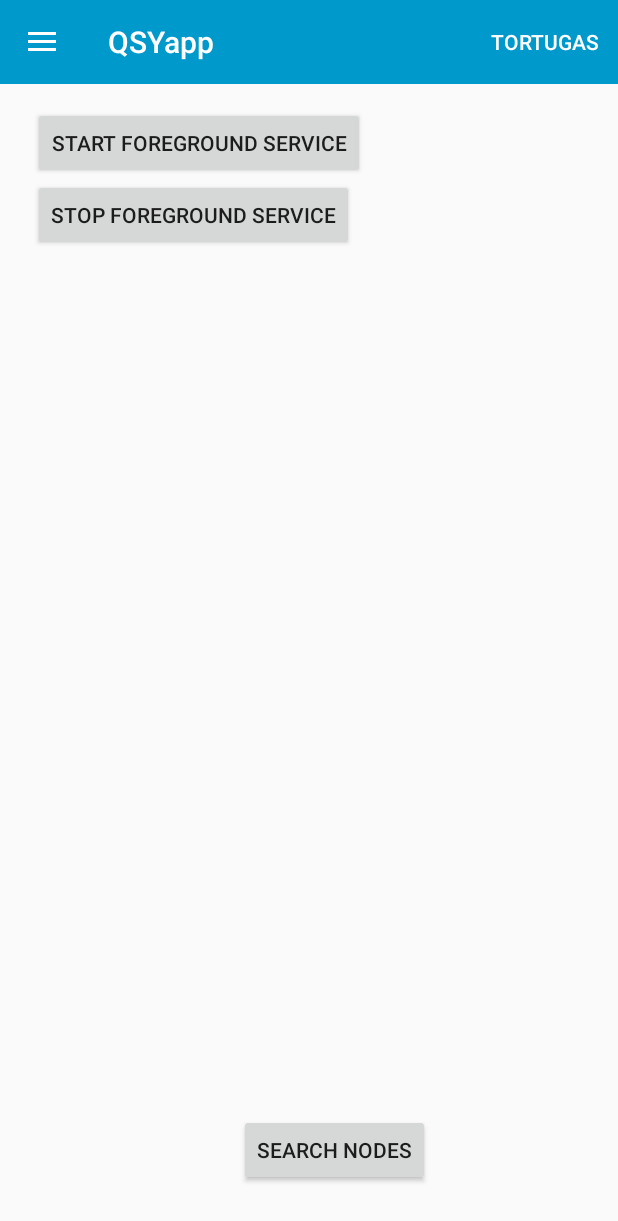
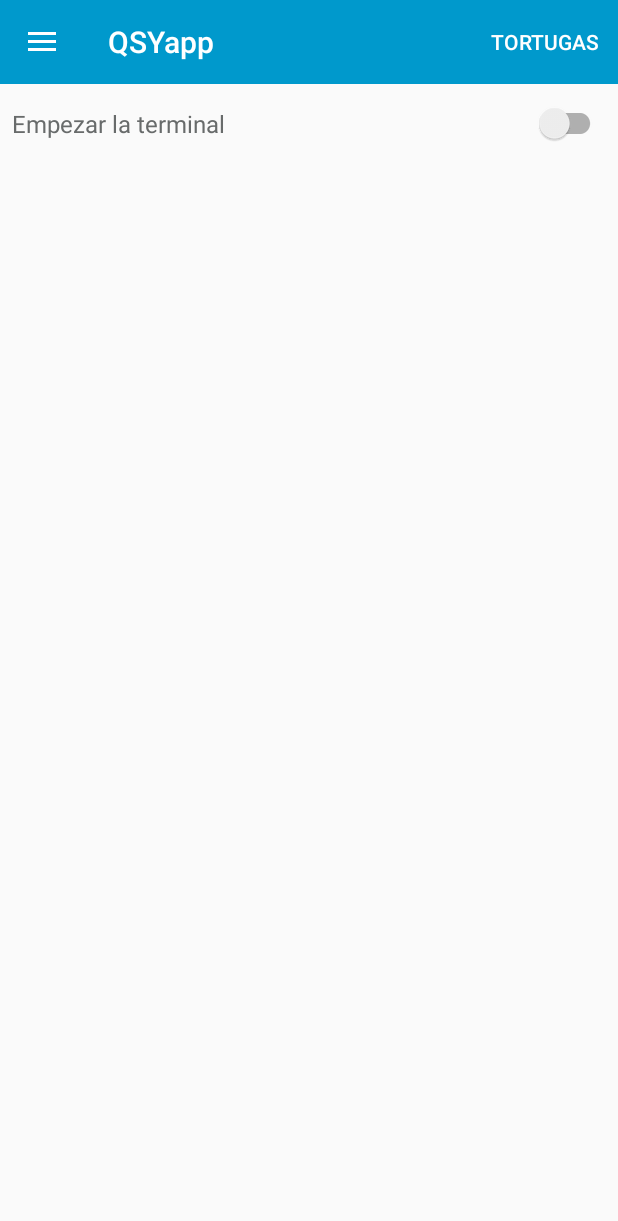
Before and after one commit to QSYdev/qsy-android, an Android app: the screen it shows after launch (MainActivity), after a tap on "TORTUGAS", on a phone screen of 412 x 824 dp. Shown: the top 1221 px of the screen. Run offline under Robolectric (Android 15) with nearby library versions, the phone set to English and light mode, and no system bars; libraries missing offline, so code that uses them is left out: libterminal.lib.node, libterminal.patterns.observer; 2 statements that could not run were skipped.

Commit message:
todavia no funca, problemas de instancias?

```diff
--- a/app/src/main/AndroidManifest.xml
+++ b/app/src/main/AndroidManifest.xml
@@ -15,6 +15,7 @@
         <activity
             android:name="com.qsy.terminal.MainActivity"
             android:label="@string/app_name"
+            android:screenOrientation="portrait"
             android:theme="@style/AppTheme.NoActionBar">
             <intent-filter>
                 <action android:name="android.intent.action.MAIN"/>
--- a/app/src/main/java/com/qsy/terminal/MainActivity.java
+++ b/app/src/main/java/com/qsy/terminal/MainActivity.java
@@ -14,18 +14,18 @@ import android.support.v7.app.AppCompatActivity;
 import android.support.v7.widget.Toolbar;
 import android.view.Menu;
 import android.view.MenuItem;
-import android.view.View;
 import android.widget.Toast;
 
 import com.qsy.terminal.fragments.libterminal.LibterminalFragment;
 import com.qsy.terminal.fragments.executors.PlayerExecutorFragment;
 import com.qsy.terminal.services.LibterminalService;
+import com.qsy.terminal.utils.QSYUtils;
 
-import libterminal.lib.node.Node;
 import libterminal.patterns.observer.Event;
 import libterminal.patterns.observer.EventListener;
 
-public class MainActivity extends AppCompatActivity implements NavigationView.OnNavigationItemSelectedListener, EventListener {
+public class MainActivity extends AppCompatActivity implements NavigationView.OnNavigationItemSelectedListener,
+	EventListener {
 	private ActionBarDrawerToggle mToggle;
 	private DrawerLayout mDrawer;
 	private Toolbar mToolbar;
@@ -50,6 +50,26 @@ public class MainActivity extends AppCompatActivity implements NavigationView.On
 
 		mNavigationView = (NavigationView) findViewById(R.id.nav_view);
 		mNavigationView.setNavigationItemSelectedListener(this);
+
+		final Intent intent = new Intent(MainActivity.this, LibterminalService.class);
+		intent.setAction("on");
+		startService(intent);
+		bindService(intent, mConnection, 0);
+
+		FragmentManager fm = getSupportFragmentManager();
+		LibterminalFragment libterminalFragment = new LibterminalFragment();
+		fm.beginTransaction().replace(R.id.content_main, libterminalFragment).commit();
+	}
+
+	@Override
+	protected void onStart() {
+		super.onStart();
+		QSYUtils.checkWifiEnabled(this);
+	}
+
+	@Override
+	protected void onResume() {
+		super.onResume();
 	}
 
 	@Override
@@ -58,46 +78,16 @@ public class MainActivity extends AppCompatActivity implements NavigationView.On
 		if (libterminalService != null) {
 			try {
 				libterminalService.getTerminal().stop();
-			} catch (InterruptedException e) {
+			} catch (Exception e) {
 				e.printStackTrace();
 			}
 			unbindService(mConnection);
 		}
 	}
 
-	public void startServiceListener(View view) {
-		final Intent intent = new Intent(MainActivity.this, LibterminalService.class);
-		intent.setAction("on");
-		startService(intent);
-		bindService(intent, mConnection, 0);
-	}
-
-	public void stopServiceListener(View view) {
-		final Intent intent = new Intent(MainActivity.this, LibterminalService.class);
-		intent.setAction("off");
-		startService(intent);
-		// TODO: aca hay un pequeño problema. Llamar a stop en la terminal suele tardar mas
-		// de 500ms. El problema es que estamos adentro de un listener, y por las reglas de
-		// android no se puede hacer operaciones(dentro de los listeners y esas cosas) de mas
-		// de 500ms ya que traba a el thread de la UI. Se podria usar un background task
-		// que se encargue de cerrar todos los threads y terminar la terminal, pero nose si
-		// es lo mas apropiado.
-		if (libterminalService != null) {
-			try {
-				libterminalService.getTerminal().stop();
-			} catch (InterruptedException e) {
-				e.printStackTrace();
-			}
-		}
-
-	}
-
-	public void searchNodesListener(View view) {
-		if (libterminalService != null) {
-			libterminalService.getTerminal().startNodesSearch();
-		} else {
-			Toast.makeText(MainActivity.this, "Aun no se ha enlazado con la terminal", Toast.LENGTH_LONG).show();
-		}
+	@Override
+	protected void onPause() {
+		super.onPause();
 	}
 
 	@Override
@@ -120,7 +110,8 @@ public class MainActivity extends AppCompatActivity implements NavigationView.On
 		int id = item.getItemId();
 		FragmentManager fm = getSupportFragmentManager();
 		if (id == R.id.action_nodes) {
-			LibterminalFragment libterminalFragment = new LibterminalFragment(this);
+			LibterminalFragment libterminalFragment =
+				LibterminalFragment.newInstance(libterminalService);
 			fm.beginTransaction().replace(R.id.content_main,
 				libterminalFragment).commit();
 		}
@@ -143,7 +134,9 @@ public class MainActivity extends AppCompatActivity implements NavigationView.On
 						Toast.LENGTH_SHORT).show();
 					break;
 				}
-				PlayerExecutorFragment playerExecutorFragment = new PlayerExecutorFragment(libterminalService);
+				PlayerExecutorFragment playerExecutorFragment =
+					PlayerExecutorFragment.newInstance(libterminalService);
+
 				fm.beginTransaction().replace(R.id.content_main,
 					playerExecutorFragment).commit();
 				break;
@@ -155,30 +148,8 @@ public class MainActivity extends AppCompatActivity implements NavigationView.On
 
 	@Override
 	public void receiveEvent(final Event event) {
-		runOnUiThread(new Runnable() {
-			@Override
-			public void run() {
-				switch (event.getEventType()) {
-					case newNode:
-						Node newNode = (Node) event.getContent();
-						Toast.makeText(
-							getApplicationContext(),
-							getString(R.string.newNode, newNode.getNodeId()),
-							Toast.LENGTH_SHORT)
-							.show();
-						break;
-					case disconnectedNode:
-						Node disconnectedNode = (Node) event.getContent();
-						Toast.makeText(
-							getApplicationContext(),
-							getString(R.string.disconnectedNode, disconnectedNode.getNodeId()),
-							Toast.LENGTH_SHORT)
-							.show();
+	}
 
-				}
-			}
-		});
-	}
 
 	private final class MainActivityConnection implements ServiceConnection {
 
@@ -186,7 +157,10 @@ public class MainActivity extends AppCompatActivity implements NavigationView.On
 		public void onServiceConnected(final ComponentName componentName, final IBinder iBinder) {
 			LibterminalService.LocalBinder binder = (LibterminalService.LocalBinder) iBinder;
 			libterminalService = (LibterminalService) binder.getService();
-			libterminalService.getTerminal().addListener(MainActivity.this);
+			FragmentManager fm = getSupportFragmentManager();
+			LibterminalFragment libterminalFragment =
+				(LibterminalFragment) fm.findFragmentById(R.id.content_main);
+			libterminalFragment.setLibterminalService(libterminalService);
 			Toast.makeText(MainActivity.this, "Se ha enlazado con la terminal", Toast.LENGTH_LONG).show();
 		}
 
@@ -194,10 +168,9 @@ public class MainActivity extends AppCompatActivity implements NavigationView.On
 		public void onServiceDisconnected(final ComponentName componentName) {
 			try {
 				libterminalService.getTerminal().stop();
-			} catch (InterruptedException e) {
+			} catch (Exception e) {
 				e.printStackTrace();
 			}
-			libterminalService.getTerminal().removeListener(MainActivity.this);
 			libterminalService = null;
 			Toast.makeText(MainActivity.this, "Se ha desenlazado de la terminal", Toast.LENGTH_LONG).show();
 		}
--- a/app/src/main/java/com/qsy/terminal/fragments/libterminal/LibterminalFragment.java
+++ b/app/src/main/java/com/qsy/terminal/fragments/libterminal/LibterminalFragment.java
@@ -1,85 +1,129 @@
 package com.qsy.terminal.fragments.libterminal;
 
-import android.annotation.SuppressLint;
-import android.content.DialogInterface;
-import android.content.Intent;
-import android.net.wifi.WifiManager;
 import android.os.Bundle;
-import android.provider.Settings;
 import android.support.annotation.Nullable;
 import android.support.v4.app.Fragment;
-import android.support.v7.app.AlertDialog;
+import android.support.v7.widget.SwitchCompat;
 import android.view.LayoutInflater;
 import android.view.View;
 import android.view.ViewGroup;
-import android.widget.Button;
+import android.widget.CompoundButton;
+import android.widget.Toast;
 
-import com.qsy.terminal.MainActivity;
 import com.qsy.terminal.R;
+import com.qsy.terminal.services.LibterminalService;
+import com.qsy.terminal.utils.QSYUtils;
 
-import static android.content.Context.WIFI_SERVICE;
+import java.io.IOException;
 
-public class LibterminalFragment extends Fragment {
-	private Button mStartServiceButton;
-	private Button mStopServiceButton;
-	private Button mSearchNodesButton;
+import libterminal.lib.node.Node;
+import libterminal.patterns.observer.Event;
+import libterminal.patterns.observer.EventListener;
 
-	private MainActivity mActivity;
+public class LibterminalFragment extends Fragment implements EventListener {
+	private SwitchCompat mLibterminalStartStopSW;
+	private LibterminalService mLibterminalService;
 
-	public LibterminalFragment() {
-		super();
+	public static LibterminalFragment newInstance(LibterminalService libterminalService) {
+		LibterminalFragment libterminalFragment = new LibterminalFragment();
+		libterminalFragment.setLibterminalService(libterminalService);
+		return libterminalFragment;
 	}
 
-	@SuppressLint("ValidFragment")
-	public LibterminalFragment(MainActivity activity) {
-		super();
-		mActivity = activity;
+	public void setLibterminalService(LibterminalService libterminalService) {
+		this.mLibterminalService = libterminalService;
 	}
 
 	@Nullable
 	@Override
-	public View onCreateView(LayoutInflater inflater, @Nullable ViewGroup container, @Nullable Bundle savedInstanceState) {
+	public View onCreateView(LayoutInflater inflater, @Nullable ViewGroup container, @Nullable final Bundle savedInstanceState) {
 		View rootView = inflater.inflate(R.layout.libterminal_connection, container, false);
 
-		mStartServiceButton = (Button) rootView.findViewById(R.id.startForegroundService);
-		mStartServiceButton.setOnClickListener(new View.OnClickListener() {
+		mLibterminalStartStopSW = (SwitchCompat) rootView.findViewById(R.id.libterminal_start_sw);
+		setupSwitchCompatListener();
+		return rootView;
+	}
+
+	@Override
+	public void onStart() {
+		super.onStart();
+		QSYUtils.checkWifiEnabled(getContext().getApplicationContext());
+	}
+
+	@Override
+	public void onResume() {
+		super.onResume();
+		if(mLibterminalService != null && mLibterminalService.getTerminal() != null) {
+			mLibterminalStartStopSW.setChecked(mLibterminalService.getTerminal().isUp());
+		}
+		setupSwitchCompatListener();
+	}
+
+	private void setupSwitchCompatListener() {
+		mLibterminalStartStopSW.setOnCheckedChangeListener(new CompoundButton.OnCheckedChangeListener() {
 			@Override
-			public void onClick(View view) {
-				mActivity.startServiceListener(view);
+			public void onCheckedChanged(CompoundButton buttonView, boolean isChecked) {
+				if (isChecked) {
+					if (mLibterminalService != null) {
+						try {
+							mLibterminalService.getTerminal().start();
+						} catch (IOException e) {
+							e.printStackTrace();
+						}
+						mLibterminalService.getTerminal().addListener(LibterminalFragment.this);
+						mLibterminalService.getTerminal().startNodesSearch();
+					} else {
+						Toast.makeText(getContext().getApplicationContext(),
+							"Aun no se ha enlazado con la terminal",
+							Toast.LENGTH_LONG).show();
+						buttonView.setChecked(!isChecked);
+					}
+				} else {
+					try {
+						if(mLibterminalService != null) {
+							mLibterminalService.getTerminal()
+								.removeListener(LibterminalFragment.this);
+							mLibterminalService.getTerminal().stop();
+							Toast.makeText(getContext().getApplicationContext(),
+								"Terminal apagada",
+								Toast.LENGTH_SHORT).show();
+						} else {
+							Toast.makeText(getContext().getApplicationContext(),
+								"Aun no se ha enlazado con la terminal",
+								Toast.LENGTH_LONG).show();
+						}
+					} catch (Exception e) {
+						e.printStackTrace();
+					}
+				}
 			}
 		});
+	}
 
-		mStopServiceButton = (Button) rootView.findViewById(R.id.stopForegroundService);
-		mStopServiceButton.setOnClickListener(new View.OnClickListener() {
+	@Override
+	public void receiveEvent(final Event event) {
+		getActivity().runOnUiThread(new Runnable() {
 			@Override
-			public void onClick(View view) {
-				mActivity.stopServiceListener(view);
+			public void run() {
+				switch (event.getEventType()) {
+					case newNode:
+						Node newNode = (Node) event.getContent();
+						Toast.makeText(
+							getContext().getApplicationContext(),
+							getString(R.string.newNode, newNode.getNodeId()),
+							Toast.LENGTH_SHORT)
+							.show();
+						break;
+					case disconnectedNode:
+						Node disconnectedNode = (Node) event.getContent();
+						Toast.makeText(
+							getContext().getApplicationContext(),
+							getString(R.string.disconnectedNode, disconnectedNode.getNodeId()),
+							Toast.LENGTH_SHORT)
+							.show();
+
+				}
 			}
 		});
-
-		mSearchNodesButton = (Button) rootView.findViewById(R.id.searchNodes);
-		mSearchNodesButton.setOnClickListener(new View.OnClickListener() {
-			@Override
-			public void onClick(View view) {
-				mActivity.searchNodesListener(view);
-			}
-		});
-
-		// TODO get me the hell outta here
-		WifiManager mgr = (WifiManager) this.getContext().getApplicationContext().getSystemService(WIFI_SERVICE);
-		if (!mgr.isWifiEnabled() || mgr.getConnectionInfo() == null) {
-			AlertDialog.Builder builder = new AlertDialog.Builder(getContext());
-			// TODO string!
-			builder.setMessage("No hay red WiFi presente. La aplicación va a cerrar.");
-			builder.setCancelable(false);
-			builder.setNeutralButton("OK", new DialogInterface.OnClickListener() {
-				@Override
-				public void onClick(DialogInterface dialogInterface, int i) {
-					startActivity(new Intent(Settings.ACTION_WIFI_SETTINGS));
-				}
-			});
-			builder.create().show();
-		}
-		return rootView;
 	}
 }
--- /dev/null
+++ b/app/src/main/java/com/qsy/terminal/utils/QSYUtils.java
@@ -0,0 +1,34 @@
+package com.qsy.terminal.utils;
+
+import android.content.Context;
+import android.content.DialogInterface;
+import android.content.Intent;
+import android.net.wifi.WifiManager;
+import android.provider.Settings;
+import android.support.v7.app.AlertDialog;
+
+import com.qsy.terminal.R;
+
+import static android.content.Context.WIFI_SERVICE;
+
+public class QSYUtils {
+	private static String ENABLE_WIFI_MSG =
+		"No se encontro una red QSY habilitada. Por favor habilita wifi y conectate a la red de las tortugas.";
+
+	public static void checkWifiEnabled(final Context context) {
+		WifiManager mgr = (WifiManager) context.getApplicationContext().getSystemService(WIFI_SERVICE);
+		if (!mgr.isWifiEnabled() || mgr.getConnectionInfo() == null) {
+			AlertDialog.Builder builder = new AlertDialog.Builder(context);
+			builder.setMessage(QSYUtils.ENABLE_WIFI_MSG);
+			builder.setCancelable(false);
+			builder.setNeutralButton("ACEPTAR", new DialogInterface.OnClickListener() {
+				@Override
+				public void onClick(DialogInterface dialogInterface, int i) {
+					context.getApplicationContext().startActivity(new Intent(Settings.ACTION_WIFI_SETTINGS));
+				}
+			});
+			builder.create().show();
+		}
+	}
+
+}
--- a/app/src/main/res/layout/libterminal_connection.xml
+++ b/app/src/main/res/layout/libterminal_connection.xml
@@ -1,40 +1,21 @@
 <?xml version="1.0" encoding="utf-8"?>
-<RelativeLayout xmlns:android="http://schemas.android.com/apk/res/android"
-                xmlns:tools="http://schemas.android.com/tools"
-                android:layout_width="match_parent"
-                android:layout_height="match_parent"
-                tools:context="com.qsy.terminal.MainActivity"
-                tools:layout_editor_absoluteY="81dp"
-                tools:layout_editor_absoluteX="0dp" >
+<LinearLayout
+    xmlns:android="http://schemas.android.com/apk/res/android"
+    android:layout_width="match_parent"
+    android:layout_height="match_parent">
 
-<Button
-    android:id="@+id/stopForegroundService"
-    android:layout_width="wrap_content"
-    android:layout_height="wrap_content"
-    android:layout_x="18dp"
-    android:layout_y="25dp"
-    android:text="Stop Foreground Service"
-    android:layout_below="@+id/startForegroundService"
-    android:layout_alignStart="@+id/startForegroundService" />
+    <android.support.v7.widget.SwitchCompat
+        android:id="@+id/libterminal_start_sw"
+        style="@style/FormSwitchCompat"
+        android:text="@string/libterminal_start"/>
 
-<Button
-    android:id="@+id/startForegroundService"
-    android:layout_width="wrap_content"
-    android:layout_height="wrap_content"
-    android:text="Start Foreground Service"
-    android:layout_alignParentTop="true"
-    android:layout_alignParentStart="true"
-    android:layout_marginStart="22dp"
-    android:layout_marginTop="15dp" />
+    <View style="@style/FormDivider"/>
 
-<Button
-    android:id="@+id/searchNodes"
-    android:layout_width="wrap_content"
-    android:layout_height="wrap_content"
-    android:layout_alignParentBottom="true"
-    android:layout_alignParentEnd="true"
-    android:layout_marginBottom="33dp"
-    android:layout_marginEnd="125dp"
-    android:text="Search Nodes" />
+    <Button
+        style="@style/FormButton"
+        android:id="@+id/start_nodes_search_bt"
+        android:layout_width="wrap_content"
+        android:layout_height="wrap_content"
+        android:text="@string/start_nodes_search"/>
 
-</RelativeLayout>
+</LinearLayout>
--- a/app/src/main/res/layout/player_executor_form.xml
+++ b/app/src/main/res/layout/player_executor_form.xml
@@ -1,6 +1,5 @@
 <?xml version="1.0" encoding="utf-8"?>
 <ScrollView xmlns:android="http://schemas.android.com/apk/res/android"
-            xmlns:app="http://schemas.android.com/apk/res-auto"
             android:id="@+id/scrollView"
             android:layout_width="match_parent"
             android:layout_height="match_parent"
@@ -8,7 +7,7 @@
 
     <LinearLayout xmlns:android="http://schemas.android.com/apk/res/android"
                   android:layout_width="match_parent"
-                  android:layout_height="match_parent"
+                  android:layout_height="wrap_content"
                   android:orientation="vertical">
 
         <TextView
--- a/app/src/main/res/values/strings.xml
+++ b/app/src/main/res/values/strings.xml
@@ -36,4 +36,6 @@
     <string name="action_nodes">TORTUGAS</string>
     <string name="routines_title">Rutinas</string>
     <string name="contact_us">Contacto</string>
+    <string name="start_nodes_search">Buscar tortugas</string>
+    <string name="libterminal_start">Empezar la terminal</string>
 </resources>
```
Also changed, not shown: app/src/main/java/com/qsy/terminal/fragments/executors/PlayerExecutorFragment.java (+8 -9 lines), app/src/main/java/com/qsy/terminal/services/LibterminalService.java (+1 -6 lines).
